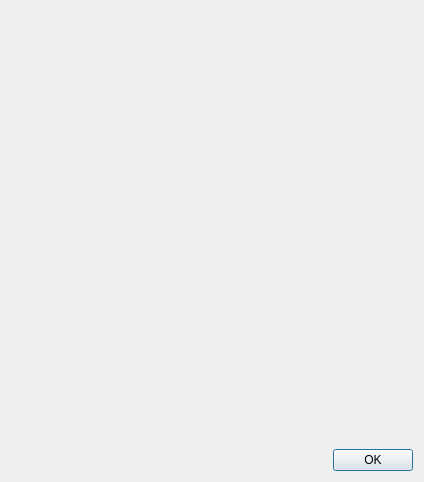
Old version of the form qwbfs/src/UIAbout.ui in the repository amestica/qwbfs.
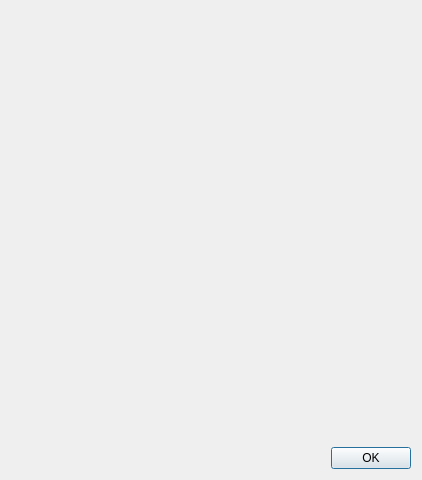
New version of the form. Icons and pictures are not drawn.

Patch:
```diff
--- a/qwbfs/src/UIAbout.ui
+++ b/qwbfs/src/UIAbout.ui
@@ -6,8 +6,8 @@
    <rect>
     <x>0</x>
     <y>0</y>
-    <width>424</width>
-    <height>482</height>
+    <width>422</width>
+    <height>480</height>
    </rect>
   </property>
   <property name="maximumSize">
```
Left out of the diff: 2 changed lines with no effect on the pictures.
